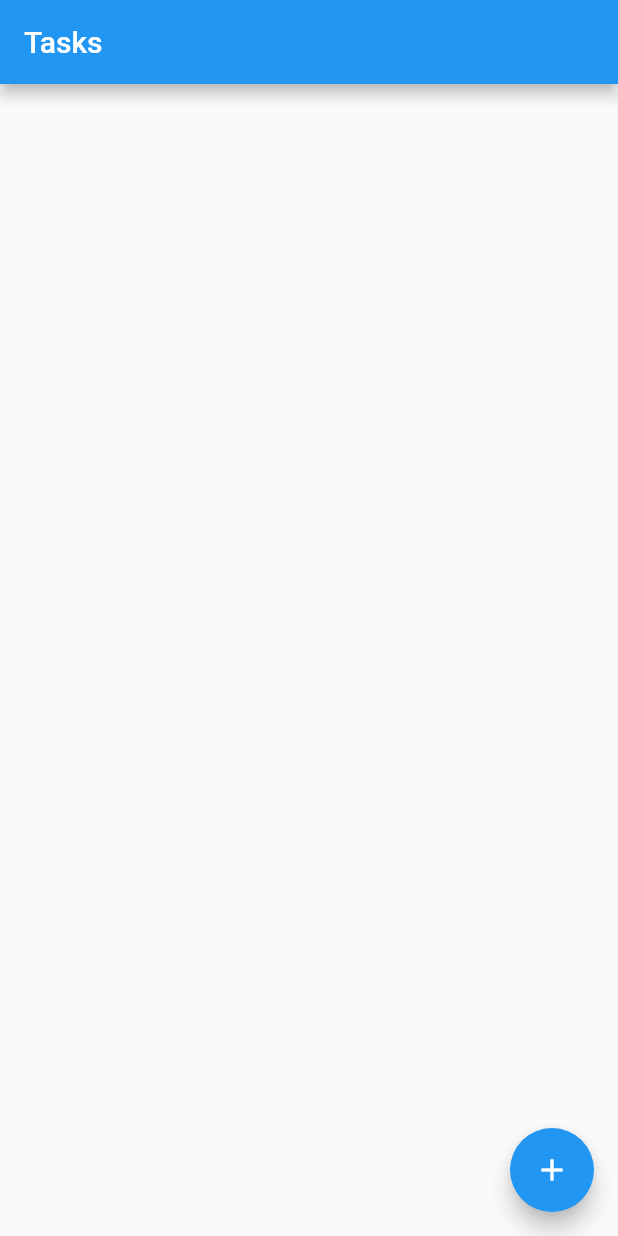
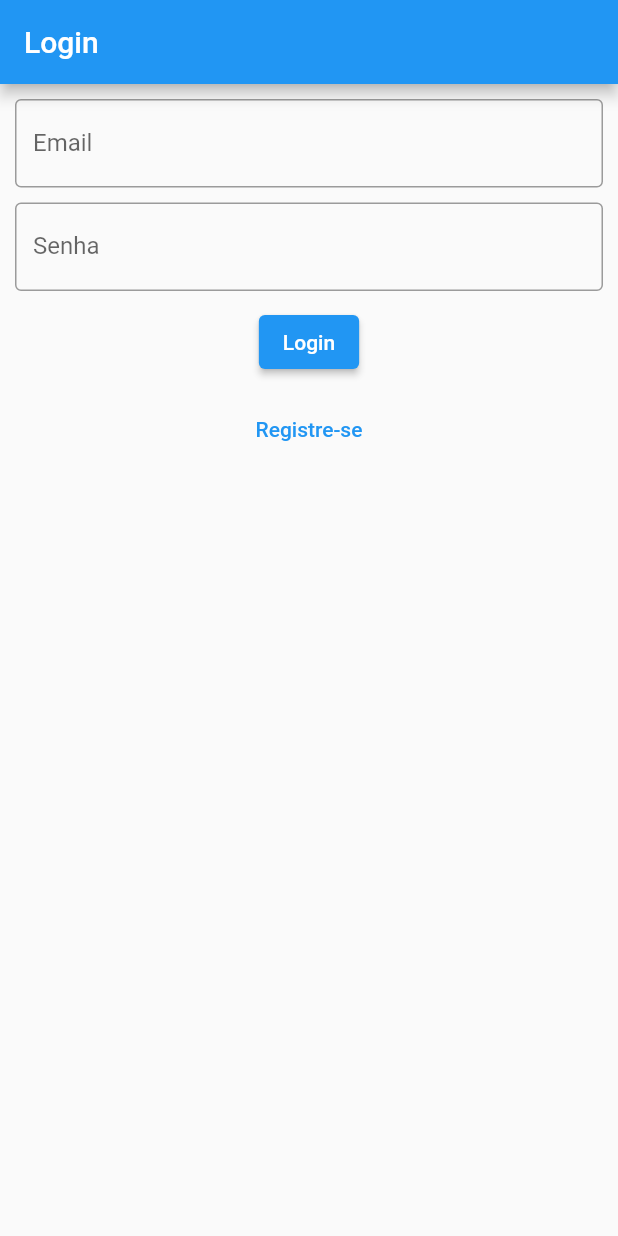
Before and after one commit to professordezani/lp3n_todolist, a Flutter app: the screen it shows after launch, on a phone screen of 412 x 824 dp. Run offline on Flutter 3.47's test engine with Material 3 defaults, Android fonts, the phone set to English and light mode, and no system bars; our stand-ins replace cloud_firestore, firebase_core; accounts and stored records are empty.

Commit message:
Add telas de login e registro

```diff
--- a/lib/lista.dart
+++ b/lib/lista.dart
@@ -8,12 +8,20 @@ class ListaPage extends StatelessWidget {
   @override
   Widget build(BuildContext context) {
     return Scaffold(
-      appBar: AppBar(title: Text("Tasks")),
+      appBar: AppBar(
+        title: Text("Tasks"),
+        actions: [
+          IconButton(
+            onPressed: () => Navigator.pushReplacementNamed(context, "/login"),
+            icon: Icon(Icons.logout)
+          )
+        ],
+      ),
       body: StreamBuilder<QuerySnapshot<Map<String, dynamic>>>(
         stream: FirebaseFirestore.instance
           .collection("tasks")
-          .where('completed', isEqualTo: false)
-          .orderBy('title')
+          // .where('completed', isEqualTo: false)
+          // .orderBy('title')
           .snapshots(),
         builder: (context, snapshot) {
 
--- /dev/null
+++ b/lib/login.dart
@@ -0,0 +1,51 @@
+// ignore_for_file: prefer_const_constructors
+
+import 'package:flutter/material.dart';
+
+class LoginPage extends StatelessWidget {
+
+  var txtEmail = TextEditingController();
+  var txtSenha = TextEditingController();
+
+  void login(BuildContext context) {
+
+    // TODO: Implementar Login usando Firebase
+
+    Navigator.pushReplacementNamed(context, "/lista");
+  }
+
+  @override
+  Widget build(BuildContext context) {
+    return Scaffold(
+      appBar: AppBar(title: Text("Login")),
+      body: Container(
+        margin: const EdgeInsets.all(10),
+        child: Column(
+          // spacing: 10,
+          children: [
+            TextField(
+              controller: txtEmail,
+              decoration: InputDecoration(
+                border: OutlineInputBorder(),
+                labelText: "Email"
+              ),
+            ),
+            SizedBox(height: 10,),
+            TextField(
+              controller: txtSenha,
+              obscureText: true,
+              decoration: InputDecoration(
+                border: OutlineInputBorder(),
+                labelText: "Senha"
+              ),
+            ),
+            SizedBox(height: 10,),
+            ElevatedButton(onPressed: () => login(context), child: Text("Login")),
+            SizedBox(height: 10,),
+            TextButton(onPressed: () => Navigator.pushNamed(context, "/registro"), child: Text("Registre-se")),
+          ],
+        ),
+      )
+    );
+  }
+}
--- a/lib/main.dart
+++ b/lib/main.dart
@@ -2,6 +2,8 @@ import 'package:firebase_core/firebase_core.dart';
 import 'package:flutter/material.dart';
 import 'package:todolist/create.dart';
 import 'package:todolist/lista.dart';
+import 'package:todolist/login.dart';
+import 'package:todolist/registro.dart';
 
 const firebaseConfig = FirebaseOptions(
   apiKey: "AIzaSyBPRdV8Io9qrNuijLKhevQp-ipIq0B8yLU",
@@ -24,12 +26,15 @@ class TodoListApp extends StatelessWidget {
   @override
   Widget build(BuildContext context) {
     return MaterialApp(
+      debugShowCheckedModeBanner: false,
       theme: ThemeData(useMaterial3: false),
       routes: {
         "/lista":(context) => ListaPage(),
-        "/create":(context) => CreatePage()
+        "/create":(context) => CreatePage(),
+        "/login":(context) => LoginPage(),
+        "/registro":(context) => RegistroPage(),
       },
-      initialRoute: "/lista",
+      initialRoute: "/login",
     );
   }
 }
--- a/pubspec.yaml
+++ b/pubspec.yaml
@@ -37,6 +37,7 @@ dependencies:
   cupertino_icons: ^1.0.2
   firebase_core:
   cloud_firestore:
+  firebase_auth:
 
 dev_dependencies:
   flutter_test:
```
Also changed, not shown: lib/registro.dart (added, +60 -0 lines), pubspec.lock, 4 other files.
